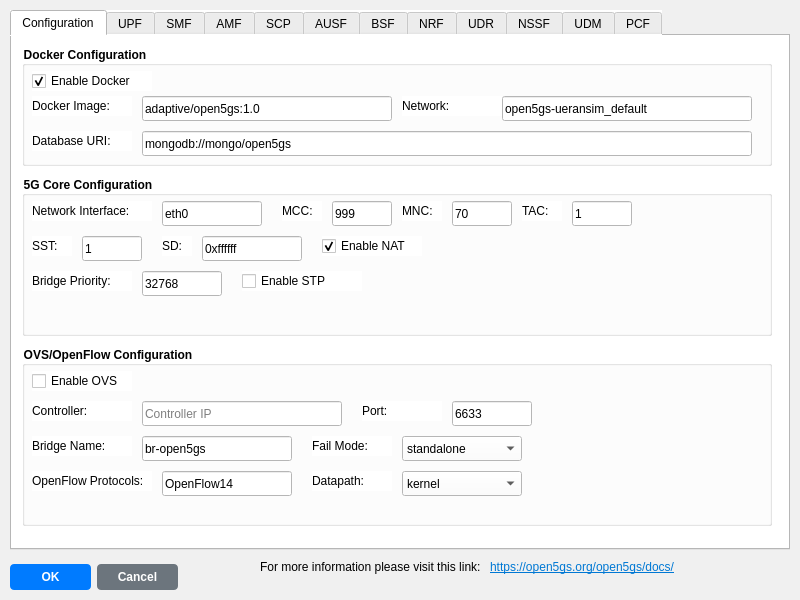
This is netflux5g-editor/src/gui/ui/Component5G_properties.ui in adaptivenetworklab/NetFlux5G as Qt 5 draws it before an edit. The edited form follows.
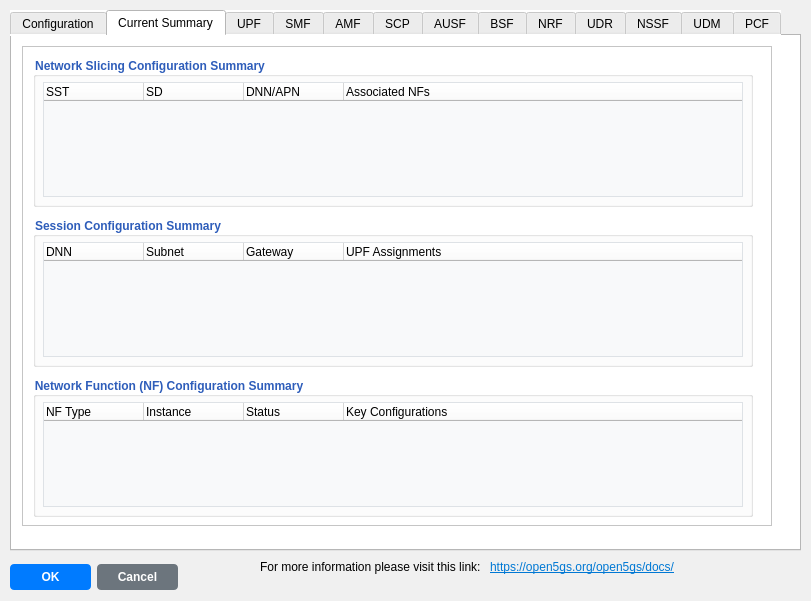
This is the edited form. The open tabs and pages were chosen to show the change.

Commit message: Add read NF configuration 5G

```diff
--- a/netflux5g-editor/src/gui/ui/Component5G_properties.ui
+++ b/netflux5g-editor/src/gui/ui/Component5G_properties.ui
@@ -6,8 +6,8 @@
    <rect>
     <x>0</x>
     <y>0</y>
-    <width>800</width>
-    <height>600</height>
+    <width>811</width>
+    <height>601</height>
    </rect>
   </property>
   <property name="windowTitle">
@@ -22,8 +22,8 @@
      <rect>
       <x>10</x>
       <y>10</y>
-      <width>780</width>
-      <height>540</height>
+      <width>791</width>
+      <height>541</height>
      </rect>
     </property>
     <property name="styleSheet">
@@ -579,6 +579,220 @@
       </widget>
      </widget>
     </widget>
+    <widget class="QWidget" name="Slices">
+     <attribute name="title">
+      <string>Current Summary</string>
+     </attribute>
+     <widget class="QScrollArea" name="summaryScrollArea">
+      <property name="geometry">
+       <rect>
+        <x>10</x>
+        <y>10</y>
+        <width>750</width>
+        <height>480</height>
+       </rect>
+      </property>
+      <property name="widgetResizable">
+       <bool>true</bool>
+      </property>
+      <widget class="QWidget" name="summaryScrollAreaWidgetContents">
+       <property name="geometry">
+        <rect>
+         <x>0</x>
+         <y>0</y>
+         <width>748</width>
+         <height>478</height>
+        </rect>
+       </property>
+       <widget class="QGroupBox" name="slicingConfigGroup">
+        <property name="geometry">
+         <rect>
+          <x>10</x>
+          <y>10</y>
+          <width>720</width>
+          <height>150</height>
+         </rect>
+        </property>
+        <property name="title">
+         <string>Network Slicing Configuration Summary</string>
+        </property>
+        <property name="styleSheet">
+         <string notr="true">QGroupBox { font-weight: bold; color: #2E5DBA; }</string>
+        </property>
+        <widget class="QTreeWidget" name="slicingConfigTree">
+         <property name="geometry">
+          <rect>
+           <x>10</x>
+           <y>25</y>
+           <width>700</width>
+           <height>115</height>
+          </rect>
+         </property>
+         <property name="styleSheet">
+          <string notr="true">
+QTreeWidget {
+    background-color: #f8f9fa;
+    border: 1px solid #dee2e6;
+    selection-background-color: #e3f2fd;
+}
+QTreeWidget::item {
+    padding: 3px;
+    border-bottom: 1px solid #e0e0e0;
+}
+QTreeWidget::item:selected {
+    background-color: #bbdefb;
+}
+          </string>
+         </property>
+         <column>
+          <property name="text">
+           <string>SST</string>
+          </property>
+         </column>
+         <column>
+          <property name="text">
+           <string>SD</string>
+          </property>
+         </column>
+         <column>
+          <property name="text">
+           <string>DNN/APN</string>
+          </property>
+         </column>
+         <column>
+          <property name="text">
+           <string>Associated NFs</string>
+          </property>
+         </column>
+        </widget>
+       </widget>
+       <widget class="QGroupBox" name="sessionConfigGroup">
+        <property name="geometry">
+         <rect>
+          <x>10</x>
+          <y>170</y>
+          <width>720</width>
+          <height>150</height>
+         </rect>
+        </property>
+        <property name="title">
+         <string>Session Configuration Summary</string>
+        </property>
+        <property name="styleSheet">
+         <string notr="true">QGroupBox { font-weight: bold; color: #2E5DBA; }</string>
+        </property>
+        <widget class="QTreeWidget" name="sessionConfigTree">
+         <property name="geometry">
+          <rect>
+           <x>10</x>
+           <y>25</y>
+           <width>700</width>
+           <height>115</height>
+          </rect>
+         </property>
+         <property name="styleSheet">
+          <string notr="true">
+QTreeWidget {
+    background-color: #f8f9fa;
+    border: 1px solid #dee2e6;
+    selection-background-color: #e3f2fd;
+}
+QTreeWidget::item {
+    padding: 3px;
+    border-bottom: 1px solid #e0e0e0;
+}
+QTreeWidget::item:selected {
+    background-color: #bbdefb;
+}
+          </string>
+         </property>
+         <column>
+          <property name="text">
+           <string>DNN</string>
+          </property>
+         </column>
+         <column>
+          <property name="text">
+           <string>Subnet</string>
+          </property>
+         </column>
+         <column>
+          <property name="text">
+           <string>Gateway</string>
+          </property>
+         </column>
+         <column>
+          <property name="text">
+           <string>UPF Assignments</string>
+          </property>
+         </column>
+        </widget>
+       </widget>
+       <widget class="QGroupBox" name="nfConfigGroup">
+        <property name="geometry">
+         <rect>
+          <x>10</x>
+          <y>330</y>
+          <width>720</width>
+          <height>140</height>
+         </rect>
+        </property>
+        <property name="title">
+         <string>Network Function (NF) Configuration Summary</string>
+        </property>
+        <property name="styleSheet">
+         <string notr="true">QGroupBox { font-weight: bold; color: #2E5DBA; }</string>
+        </property>
+        <widget class="QTreeWidget" name="nfConfigTree">
+         <property name="geometry">
+          <rect>
+           <x>10</x>
+           <y>25</y>
+           <width>700</width>
+           <height>105</height>
+          </rect>
+         </property>
+         <property name="styleSheet">
+          <string notr="true">
+QTreeWidget {
+    background-color: #f8f9fa;
+    border: 1px solid #dee2e6;
+    selection-background-color: #e3f2fd;
+}
+QTreeWidget::item {
+    padding: 3px;
+    border-bottom: 1px solid #e0e0e0;
+}
+QTreeWidget::item:selected {
+    background-color: #bbdefb;
+}
+          </string>
+         </property>
+         <column>
+          <property name="text">
+           <string>NF Type</string>
+          </property>
+         </column>
+         <column>
+          <property name="text">
+           <string>Instance</string>
+          </property>
+         </column>
+         <column>
+          <property name="text">
+           <string>Status</string>
+          </property>
+         </column>
+         <column>
+          <property name="text">
+           <string>Key Configurations</string>
+          </property>
+         </column>
+        </widget>
+       </widget>
+      </widget>
+     </widget>
+    </widget>
     <widget class="QWidget" name="UPF_2">
      <attribute name="title">
       <string>UPF</string>
```
Left out of the diff: 85 changed lines with no effect on the pictures. The commit also changes 10 other files.
